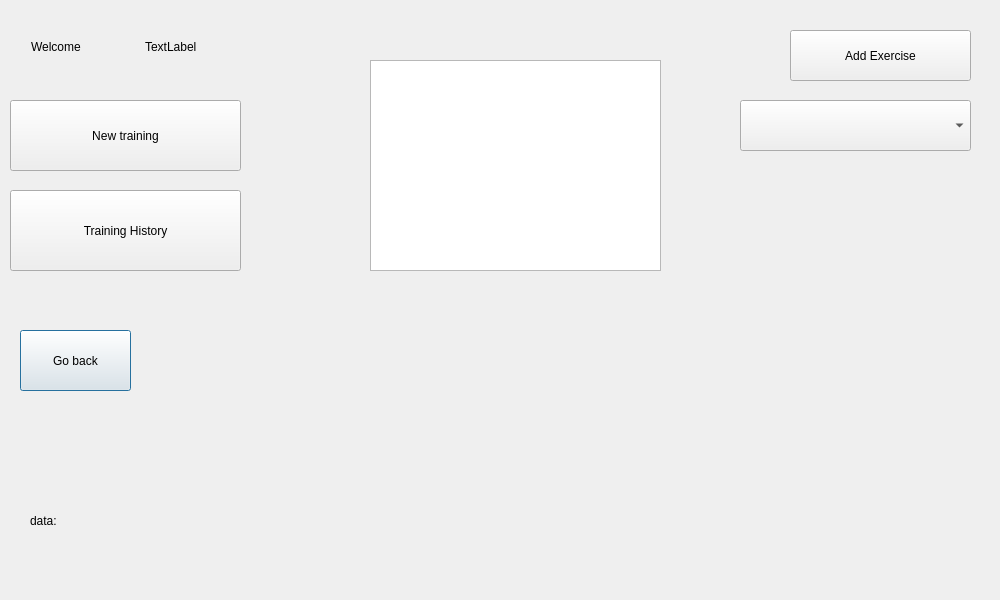
Before: the Qt Designer form src/guisecond.ui in jbento12/projectESRG, drawn with Qt 5.
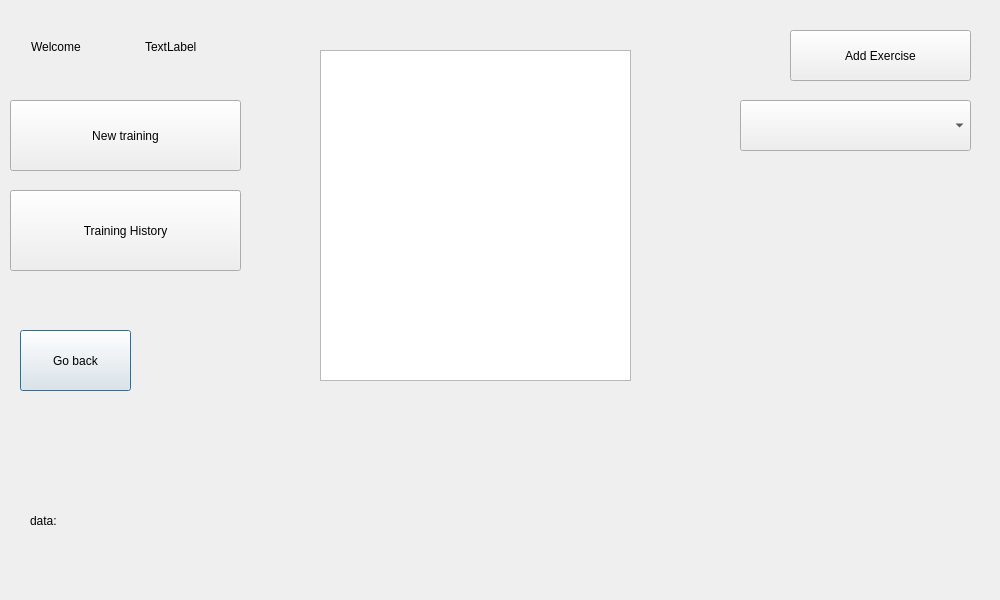
After: the same form once the commit is applied.

Commit message: list exercises

The edit to the form file:
```diff
--- a/src/guisecond.ui
+++ b/src/guisecond.ui
@@ -117,13 +117,13 @@
     </rect>
    </property>
   </widget>
-  <widget class="QListView" name="list_UserExercises">
+  <widget class="QListWidget" name="listWidget_UserList">
    <property name="geometry">
     <rect>
-     <x>370</x>
-     <y>60</y>
-     <width>291</width>
-     <height>211</height>
+     <x>320</x>
+     <y>50</y>
+     <width>311</width>
+     <height>331</height>
     </rect>
    </property>
   </widget>
```
The commit also changes 7 other files.
